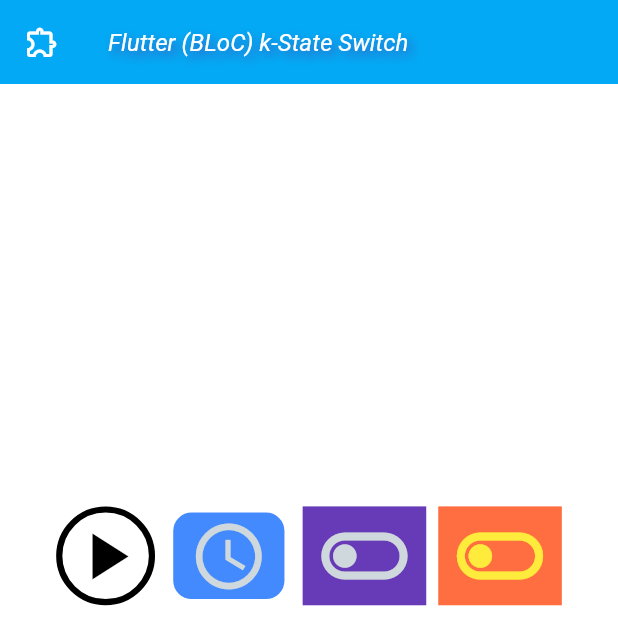
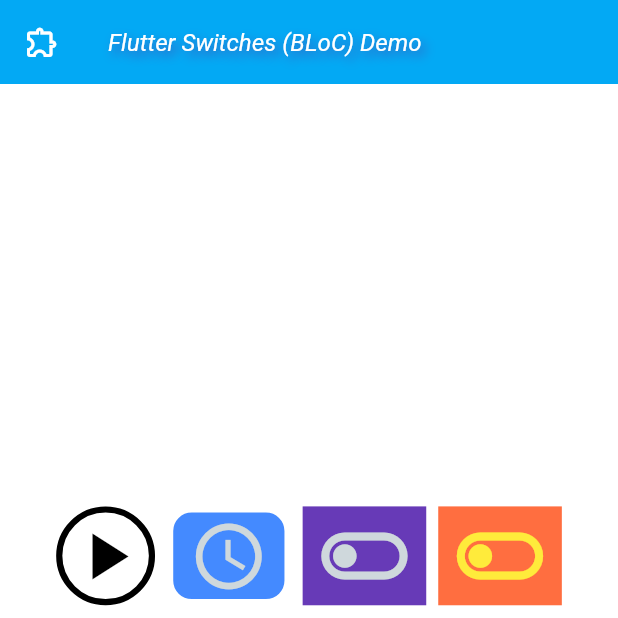
Before and after one commit to mk590901/Event-driven-BLoC-s-switch-widgets, a Flutter app: the screen it shows after launch, on a phone screen of 412 x 824 dp, the top half of it. Run offline on Flutter 3.47's test engine with Material 3 defaults, Android fonts, the phone set to English and light mode, and no system bars; our stand-ins replace flutter_bloc.

```diff
--- a/lib/main.dart
+++ b/lib/main.dart
@@ -20,7 +20,7 @@ class SwitchDemoApp extends StatelessWidget {
         colorScheme: ColorScheme.fromSeed(seedColor: Colors.blueAccent),
         useMaterial3: true,
       ),
-      home: SwitchHomePage(title: 'Flutter (BLoC) k-State Switch'),
+      home: SwitchHomePage(title: 'Flutter Switches (BLoC) Demo'),
     );
   }
 }
```
Also changed, not shown: 1 other file.
